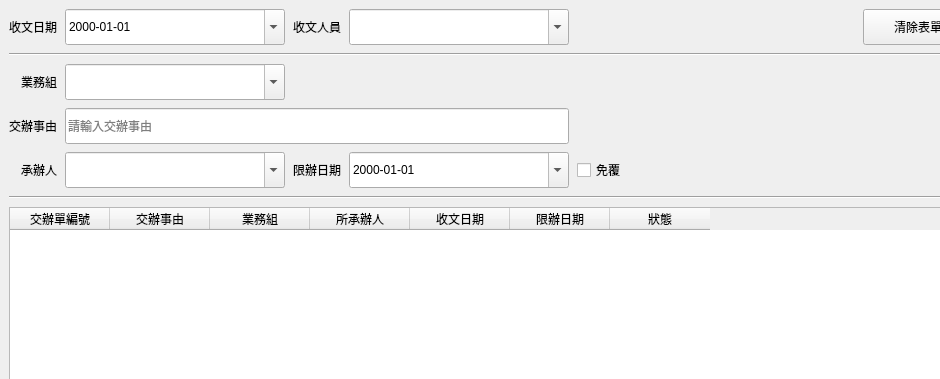
Before: the Qt Designer form Layout2.ui in jerrygskk/project_police, drawn with Qt 5; both pictures show x 0 to 940 and y 0 to 379 of the 1100 by 768 pixel window.
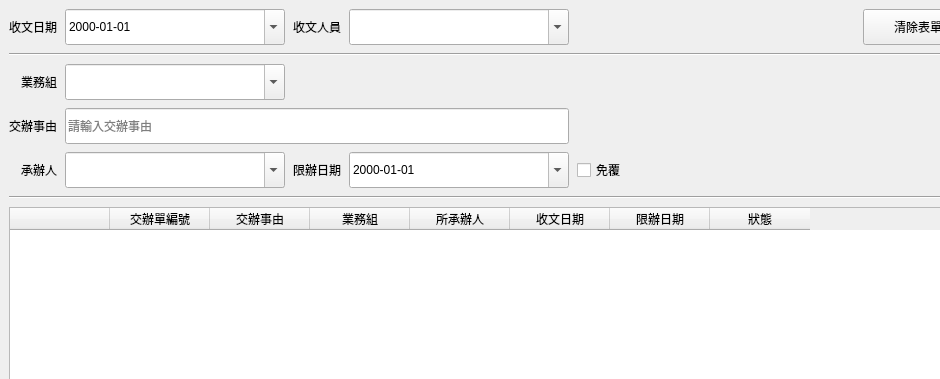
After: the same form once the commit is applied.

Diff of the .ui file:
```diff
--- a/Layout2.ui
+++ b/Layout2.ui
@@ -165,6 +165,7 @@
     <item>
      <widget class="QTableWidget" name="recv_tableWidget">
       <property name="selectionBehavior"><enum>QAbstractItemView::SelectRows</enum></property>
+      <column><property name="text"><string></string></property></column>
       <column><property name="text"><string>交辦單編號</string></property></column>
       <column><property name="text"><string>交辦事由</string></property></column>
       <column><property name="text"><string>業務組</string></property></column>
```
